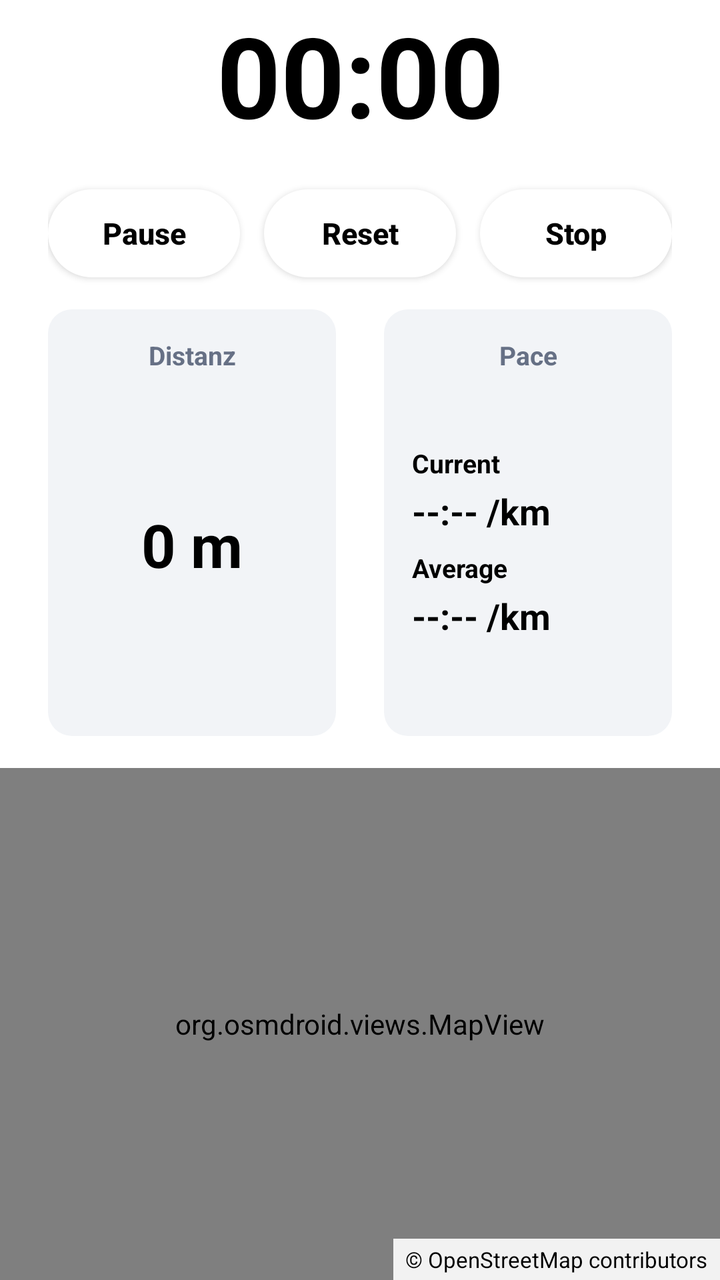
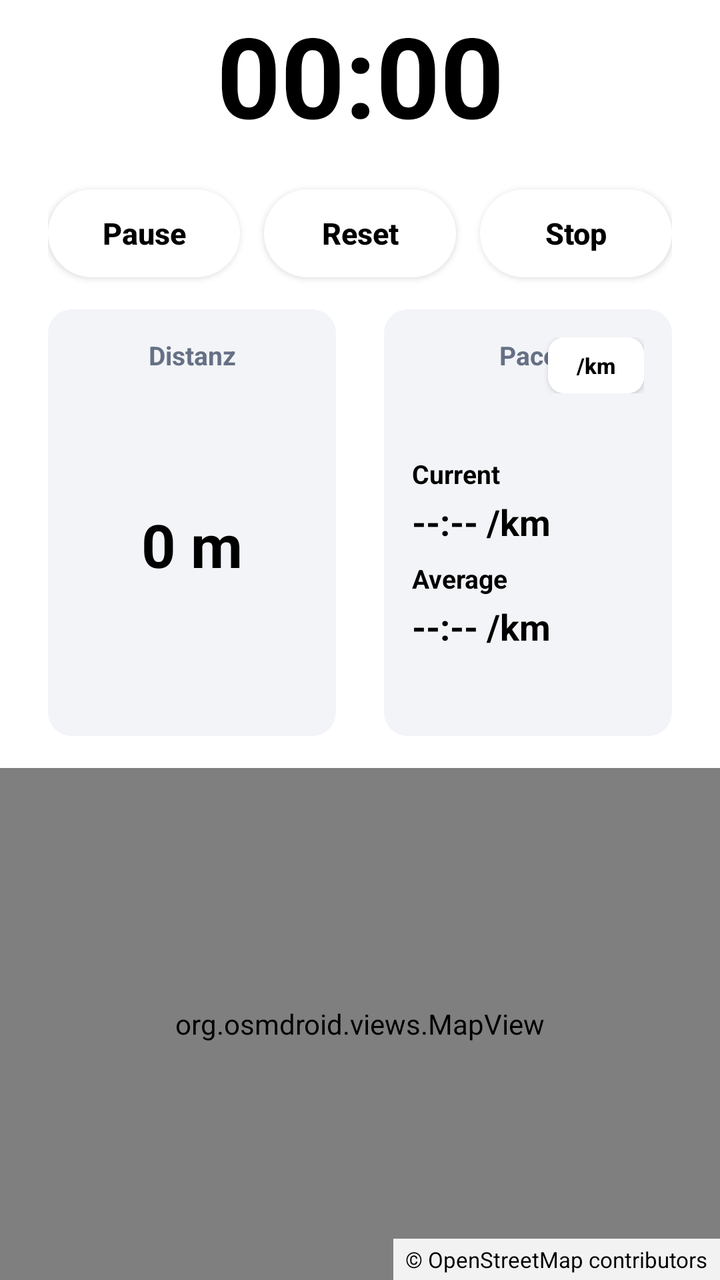

Two renders of the same Android screen: before a commit and after it. Below are the layout's source before the change and the commit's diff.
<!-- AndroidManifest.xml: application theme Theme.runr -->
<!-- res/layout/activity_run.xml -->
<?xml version="1.0" encoding="utf-8"?>
<androidx.constraintlayout.widget.ConstraintLayout xmlns:android="http://schemas.android.com/apk/res/android"
    xmlns:app="http://schemas.android.com/apk/res-auto"
    xmlns:tools="http://schemas.android.com/tools"
    android:id="@+id/runRoot"
    android:layout_width="match_parent"
    android:layout_height="match_parent"
    android:background="@color/run_screen_background"
    tools:context=".RunActivity">

    <androidx.constraintlayout.widget.Guideline
        android:id="@+id/halfwayGuideline"
        android:layout_width="wrap_content"
        android:layout_height="wrap_content"
        android:orientation="horizontal"
        app:layout_constraintGuide_percent="0.6" />

    <androidx.constraintlayout.widget.ConstraintLayout
        android:id="@+id/timerContainer"
        android:layout_width="0dp"
        android:layout_height="0dp"
        android:paddingStart="24dp"
        android:paddingEnd="24dp"
        app:layout_constraintBottom_toTopOf="@id/halfwayGuideline"
        app:layout_constraintEnd_toEndOf="parent"
        app:layout_constraintStart_toStartOf="parent"
        app:layout_constraintTop_toTopOf="parent">

        <Chronometer
            android:id="@+id/elapsedTimeChronometer"
            android:layout_width="wrap_content"
            android:layout_height="wrap_content"
            android:fontFamily="sans"
            android:format="%s"
            android:textColor="@color/run_screen_primary_text"
            android:textSize="56sp"
            android:textStyle="bold"
            app:layout_constraintBottom_toTopOf="@id/pauseRunButton"
            app:layout_constraintEnd_toEndOf="parent"
            app:layout_constraintStart_toStartOf="parent"
            app:layout_constraintTop_toTopOf="parent"
            app:layout_constraintVertical_bias="0.2"
            app:layout_constraintVertical_chainStyle="packed" />

        <androidx.appcompat.widget.AppCompatButton
            android:id="@+id/pauseRunButton"
            android:layout_width="0dp"
            android:layout_height="wrap_content"
            android:layout_marginTop="20dp"
            android:layout_marginEnd="6dp"
            android:minWidth="0dp"
            android:minHeight="44dp"
            android:background="@drawable/start_run_button_background"
            android:backgroundTint="@null"
            android:elevation="4dp"
            android:paddingStart="12dp"
            android:paddingEnd="12dp"
            android:text="@string/pause_run"
            android:textAllCaps="false"
            android:textColor="@color/start_run_button_text"
            android:textSize="15sp"
            android:textStyle="bold"
            app:backgroundTint="@null"
            app:layout_constraintBottom_toTopOf="@id/runStatsContainer"
            app:layout_constraintEnd_toStartOf="@id/resetRunButton"
            app:layout_constraintHorizontal_chainStyle="spread"
            app:layout_constraintStart_toStartOf="parent"
            app:layout_constraintTop_toBottomOf="@id/elapsedTimeChronometer" />

        <androidx.appcompat.widget.AppCompatButton
            android:id="@+id/resetRunButton"
            android:layout_width="0dp"
            android:layout_height="wrap_content"
            android:layout_marginStart="6dp"
            android:layout_marginEnd="6dp"
            android:minWidth="0dp"
            android:minHeight="44dp"
            android:background="@drawable/start_run_button_background"
            android:backgroundTint="@null"
            android:elevation="4dp"
            android:paddingStart="12dp"
            android:paddingEnd="12dp"
            android:text="@string/reset_run"
            android:textAllCaps="false"
            android:textColor="@color/start_run_button_text"
            android:textSize="15sp"
            android:textStyle="bold"
            app:backgroundTint="@null"
            app:layout_constraintBottom_toBottomOf="@id/pauseRunButton"
            app:layout_constraintEnd_toStartOf="@id/stopRunButton"
            app:layout_constraintStart_toEndOf="@id/pauseRunButton"
            app:layout_constraintTop_toTopOf="@id/pauseRunButton" />

        <androidx.appcompat.widget.AppCompatButton
            android:id="@+id/stopRunButton"
            android:layout_width="0dp"
            android:layout_height="wrap_content"
            android:layout_marginStart="6dp"
            android:minWidth="0dp"
            android:minHeight="44dp"
            android:background="@drawable/start_run_button_background"
            android:backgroundTint="@null"
            android:elevation="4dp"
            android:paddingStart="12dp"
            android:paddingEnd="12dp"
            android:text="@string/stop_run"
            android:textAllCaps="false"
            android:textColor="@color/start_run_button_text"
            android:textSize="15sp"
            android:textStyle="bold"
            app:backgroundTint="@null"
            app:layout_constraintBottom_toBottomOf="@id/pauseRunButton"
            app:layout_constraintEnd_toEndOf="parent"
            app:layout_constraintStart_toEndOf="@id/resetRunButton"
            app:layout_constraintTop_toTopOf="@id/pauseRunButton" />

        <LinearLayout
            android:id="@+id/runStatsContainer"
            android:layout_width="0dp"
            android:layout_height="0dp"
            android:layout_marginTop="16dp"
            android:layout_marginBottom="16dp"
            android:gravity="top"
            android:orientation="horizontal"
            app:layout_constraintBottom_toBottomOf="parent"
            app:layout_constraintEnd_toEndOf="parent"
            app:layout_constraintStart_toStartOf="parent"
            app:layout_constraintTop_toBottomOf="@id/pauseRunButton">

            <LinearLayout
                android:id="@+id/distanceStatsContainer"
                android:layout_width="0dp"
                android:layout_height="match_parent"
                android:layout_marginEnd="12dp"
                android:layout_weight="1"
                android:background="@drawable/run_stat_tile_background"
                android:orientation="vertical"
                android:padding="14dp">

                <TextView
                    android:id="@+id/distanceLabelText"
                    android:layout_width="match_parent"
                    android:layout_height="wrap_content"
                    android:gravity="center"
                    android:text="@string/distance_label"
                    android:textColor="@color/run_screen_secondary_text"
                    android:textSize="13sp"
                    android:textStyle="bold" />

                <FrameLayout
                    android:layout_width="match_parent"
                    android:layout_height="0dp"
                    android:layout_marginTop="4dp"
                    android:layout_weight="1">

                    <TextView
                        android:id="@+id/distanceText"
                        android:layout_width="wrap_content"
                        android:layout_height="wrap_content"
                        android:layout_gravity="center"
                        android:text="@string/distance_placeholder"
                        android:textColor="@color/run_screen_primary_text"
                        android:textSize="30sp"
                        android:textStyle="bold" />

                </FrameLayout>

            </LinearLayout>

            <LinearLayout
                android:id="@+id/paceStatsContainer"
                android:layout_width="0dp"
                android:layout_height="match_parent"
                android:layout_marginStart="12dp"
                android:layout_weight="1"
                android:background="@drawable/run_stat_tile_background"
                android:orientation="vertical"
                android:padding="14dp">

                <TextView
                    android:id="@+id/paceLabelText"
                    android:layout_width="match_parent"
                    android:layout_height="wrap_content"
                    android:gravity="center"
                    android:text="@string/pace_label"
                    android:textColor="@color/run_screen_secondary_text"
                    android:textSize="13sp"
                    android:textStyle="bold" />

                <LinearLayout
                    android:id="@+id/paceValuesContainer"
                    android:layout_width="match_parent"
                    android:layout_height="0dp"
                    android:layout_marginTop="4dp"
                    android:layout_weight="1"
                    android:gravity="center_vertical"
                    android:orientation="vertical">

                    <TextView
                        android:id="@+id/currentPaceLabelText"
                        android:layout_width="match_parent"
                        android:layout_height="wrap_content"
                        android:gravity="start"
                        android:includeFontPadding="false"
                        android:text="@string/current_pace_label"
                        android:textColor="@color/run_screen_primary_text"
                        android:textSize="13sp"
                        android:textStyle="bold" />

                    <TextView
                        android:id="@+id/currentPaceText"
                        android:layout_width="match_parent"
                        android:layout_height="wrap_content"
                        android:layout_marginTop="6dp"
                        android:gravity="start"
                        android:includeFontPadding="false"
                        android:text="@string/current_pace_placeholder"
                        android:textColor="@color/run_screen_primary_text"
                        android:textSize="18sp"
                        android:textStyle="bold" />

                    <TextView
                        android:id="@+id/averagePaceLabelText"
                        android:layout_width="match_parent"
                        android:layout_height="wrap_content"
                        android:layout_marginTop="10dp"
                        android:gravity="start"
                        android:includeFontPadding="false"
                        android:text="@string/average_pace_label"
                        android:textColor="@color/run_screen_primary_text"
                        android:textSize="13sp"
                        android:textStyle="bold" />

                    <TextView
                        android:id="@+id/averagePaceText"
                        android:layout_width="match_parent"
                        android:layout_height="wrap_content"
                        android:layout_marginTop="6dp"
                        android:gravity="start"
                        android:includeFontPadding="false"
                        android:text="@string/average_pace_placeholder"
                        android:textColor="@color/run_screen_primary_text"
                        android:textSize="18sp"
                        android:textStyle="bold" />

                </LinearLayout>

            </LinearLayout>

        </LinearLayout>

    </androidx.constraintlayout.widget.ConstraintLayout>

    <FrameLayout
        android:id="@+id/mapContainer"
        android:layout_width="0dp"
        android:layout_height="0dp"
        android:background="@color/map_placeholder_background"
        app:layout_constraintBottom_toBottomOf="parent"
        app:layout_constraintEnd_toEndOf="parent"
        app:layout_constraintStart_toStartOf="parent"
        app:layout_constraintTop_toBottomOf="@id/halfwayGuideline">

        <org.osmdroid.views.MapView
            android:id="@+id/runMapView"
            android:layout_width="match_parent"
            android:layout_height="match_parent" />

        <TextView
            android:id="@+id/mapAttributionText"
            android:layout_width="wrap_content"
            android:layout_height="wrap_content"
            android:layout_gravity="bottom|end"
            android:background="@color/map_status_overlay_background"
            android:paddingStart="6dp"
            android:paddingTop="3dp"
            android:paddingEnd="6dp"
            android:paddingBottom="3dp"
            android:text="@string/map_attribution"
            android:textColor="@color/run_screen_primary_text"
            android:textSize="11sp" />

    </FrameLayout>

</androidx.constraintlayout.widget.ConstraintLayout>
<!-- resources referenced by this layout -->
<resources>
  <color name="map_placeholder_background">#FFEAF2F8</color>
  <color name="map_status_overlay_background">#E6FFFFFF</color>
  <color name="run_screen_background">#FFFFFFFF</color>
  <color name="run_screen_primary_text">#FF000000</color>
  <color name="run_screen_secondary_text">#FF667085</color>
  <color name="start_run_button_text">#FF000000</color>
  <!-- drawable run_stat_tile_background (drawable) -->
  <?xml version="1.0" encoding="utf-8"?>
  <shape xmlns:android="http://schemas.android.com/apk/res/android">
      <solid android:color="@color/run_stat_tile_background" />
      <corners android:radius="12dp" />
  </shape>
  <!-- drawable start_run_button_background (drawable) -->
  <?xml version="1.0" encoding="utf-8"?>
  <selector xmlns:android="http://schemas.android.com/apk/res/android">
      <item android:state_pressed="true">
          <shape>
              <solid android:color="@color/start_run_button_pressed" />
              <corners android:radius="28dp" />
          </shape>
      </item>
      <item>
          <shape>
              <solid android:color="@color/start_run_button" />
              <corners android:radius="28dp" />
          </shape>
      </item>
  </selector>
  <string name="average_pace_label">Average</string>
  <string name="average_pace_placeholder">--:-- /km</string>
  <string name="current_pace_label">Current</string>
  <string name="current_pace_placeholder">--:-- /km</string>
  <string name="distance_label">Distanz</string>
  <string name="distance_placeholder">0 m</string>
  <string name="map_attribution">© OpenStreetMap contributors</string>
  <string name="pace_label">Pace</string>
  <string name="pause_run">Pause</string>
  <string name="reset_run">Reset</string>
  <string name="stop_run">Stop</string>
  <style name="Theme.runr" parent="Base.Theme.runr" />
  <color name="run_stat_tile_background">#FFF2F4F7</color>
  <color name="start_run_button_pressed">#FFE7ECF3</color>
  <color name="start_run_button">#FFFFFFFF</color>
  <style name="Base.Theme.runr" parent="Theme.Material3.DayNight.NoActionBar">
          
          
      </style>
</resources>

<!-- the commit's change to res/layout/activity_run.xml (unified diff, before → after) -->
@@ -177,15 +177,39 @@
                 android:orientation="vertical"
                 android:padding="14dp">
 
-                <TextView
-                    android:id="@+id/paceLabelText"
+                <FrameLayout
                     android:layout_width="match_parent"
-                    android:layout_height="wrap_content"
-                    android:gravity="center"
-                    android:text="@string/pace_label"
-                    android:textColor="@color/run_screen_secondary_text"
-                    android:textSize="13sp"
-                    android:textStyle="bold" />
+                    android:layout_height="wrap_content">
+
+                    <TextView
+                        android:id="@+id/paceLabelText"
+                        android:layout_width="match_parent"
+                        android:layout_height="wrap_content"
+                        android:gravity="center"
+                        android:text="@string/pace_label"
+                        android:textColor="@color/run_screen_secondary_text"
+                        android:textSize="13sp"
+                        android:textStyle="bold" />
+
+                    <androidx.appcompat.widget.AppCompatButton
+                        android:id="@+id/paceUnitToggleButton"
+                        android:layout_width="48dp"
+                        android:layout_height="28dp"
+                        android:layout_gravity="end|center_vertical"
+                        android:background="@drawable/pace_unit_toggle_background"
+                        android:backgroundTint="@null"
+                        android:minWidth="0dp"
+                        android:minHeight="0dp"
+                        android:paddingStart="6dp"
+                        android:paddingEnd="6dp"
+                        android:text="@string/pace_unit_pace"
+                        android:textAllCaps="false"
+                        android:textColor="@color/run_screen_primary_text"
+                        android:textSize="11sp"
+                        android:textStyle="bold"
+                        app:backgroundTint="@null" />
+
+                </FrameLayout>
 
                 <LinearLayout
                     android:id="@+id/paceValuesContainer"
<!-- resource entries referenced after the edit -->
@@ -6,6 +6,22 @@
   <color name="run_screen_primary_text">#FF000000</color>
   <color name="run_screen_secondary_text">#FF667085</color>
   <color name="start_run_button_text">#FF000000</color>
+  <!-- drawable pace_unit_toggle_background (drawable) -->
+  <?xml version="1.0" encoding="utf-8"?>
+  <selector xmlns:android="http://schemas.android.com/apk/res/android">
+      <item android:state_pressed="true">
+          <shape>
+              <solid android:color="@color/start_run_button_pressed" />
+              <corners android:radius="8dp" />
+          </shape>
+      </item>
+      <item>
+          <shape>
+              <solid android:color="@color/start_run_button" />
+              <corners android:radius="8dp" />
+          </shape>
+      </item>
+  </selector>
   <!-- drawable run_stat_tile_background (drawable) -->
   <?xml version="1.0" encoding="utf-8"?>
   <shape xmlns:android="http://schemas.android.com/apk/res/android">
@@ -36,6 +52,7 @@
   <string name="distance_placeholder">0 m</string>
   <string name="map_attribution">© OpenStreetMap contributors</string>
   <string name="pace_label">Pace</string>
+  <string name="pace_unit_pace">/km</string>
   <string name="pause_run">Pause</string>
   <string name="reset_run">Reset</string>
   <string name="stop_run">Stop</string>
